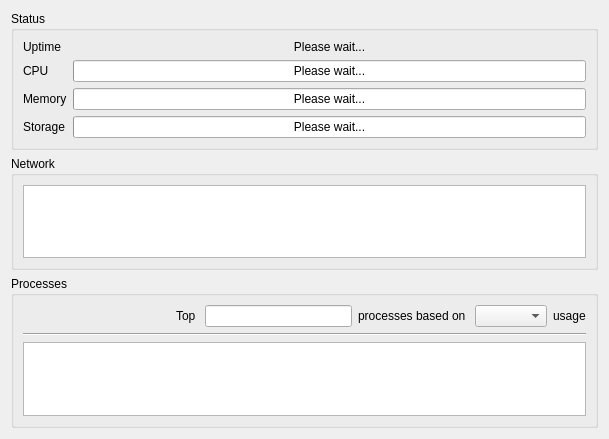
Before: the Qt Designer form src/brickv/plugin_system/plugins/red/ui/red_tab_overview.ui in Tinkerforge/brickv, drawn with Qt 5.
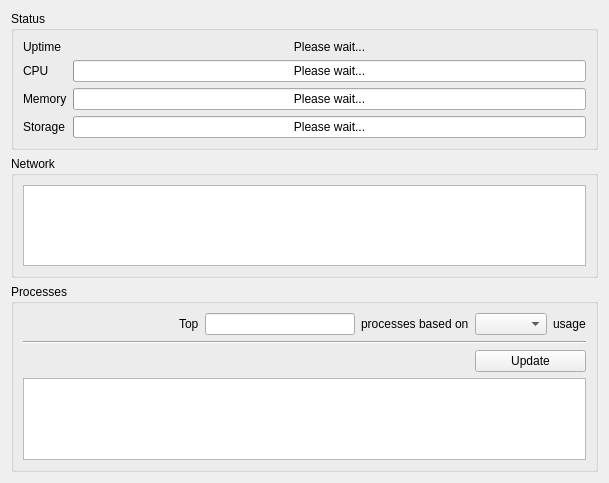
After: the same form once the commit is applied.

Commit message: red-brick: Fixes on over view status widgets and basic setup of process viewing widgets

The edit to the form file:
```diff
--- a/src/brickv/plugin_system/plugins/red/ui/red_tab_overview.ui
+++ b/src/brickv/plugin_system/plugins/red/ui/red_tab_overview.ui
@@ -7,7 +7,7 @@
     <x>0</x>
     <y>0</y>
     <width>609</width>
-    <height>439</height>
+    <height>483</height>
    </rect>
   </property>
   <property name="windowTitle">
@@ -125,7 +125,12 @@
      <property name="title">
       <string>Processes</string>
      </property>
-     <layout class="QGridLayout" name="gridLayout_3">
+     <layout class="QVBoxLayout" name="verticalLayout">
+      <item>
+       <layout class="QGridLayout" name="glayout_process">
+        <item row="0" column="2">
+         <widget class="QLineEdit" name="ledit_number_of_process"/>
+        </item>
       <item row="0" column="0">
        <spacer name="horizontalSpacer">
         <property name="orientation">
@@ -139,38 +144,28 @@
         </property>
        </spacer>
       </item>
-      <item row="0" column="3">
-       <widget class="QLabel" name="label_based_on">
-        <property name="text">
-         <string>processes based on </string>
-        </property>
-       </widget>
-      </item>
-      <item row="0" column="2">
-       <widget class="QLineEdit" name="ledit_number_of_process"/>
-      </item>
       <item row="0" column="4">
        <widget class="QComboBox" name="cbox_based_on"/>
       </item>
-      <item row="0" column="1">
-       <widget class="QLabel" name="label_top">
-        <property name="text">
-         <string>Top </string>
-        </property>
-       </widget>
-      </item>
       <item row="0" column="5">
        <widget class="QLabel" name="label_usage">
         <property name="text">
          <string>usage</string>
         </property>
-       </widget>
-      </item>
-      <item row="2" column="0" colspan="6">
-       <widget class="QTableView" name="tview_processes">
-        <property name="editTriggers">
-         <set>QAbstractItemView::NoEditTriggers</set>
-        </property>
+          <property name="alignment">
+           <set>Qt::AlignLeading|Qt::AlignLeft|Qt::AlignVCenter</set>
+          </property>
+         </widget>
+        </item>
+        <item row="0" column="3">
+         <widget class="QLabel" name="label_based_on">
+          <property name="text">
+           <string>processes based on</string>
+          </property>
+         </widget>
+        </item>
+        <item row="5" column="0" colspan="6">
+         <widget class="QTableView" name="tview_process">
         <property name="selectionBehavior">
          <enum>QAbstractItemView::SelectRows</enum>
         </property>
@@ -188,6 +183,22 @@
          <enum>Qt::Horizontal</enum>
         </property>
        </widget>
+        </item>
+        <item row="0" column="1">
+         <widget class="QLabel" name="label_top">
+          <property name="text">
+           <string>Top</string>
+          </property>
+         </widget>
+        </item>
+        <item row="2" column="4" colspan="2">
+         <widget class="QPushButton" name="pbutton_process_update">
+          <property name="text">
+           <string>Update</string>
+          </property>
+         </widget>
+        </item>
+       </layout>
       </item>
      </layout>
     </widget>
```
Left out of the diff: 5 changed lines with no effect on the pictures. Lines whose indentation alone changed are shown as unchanged. The commit also changes 1 other file.
